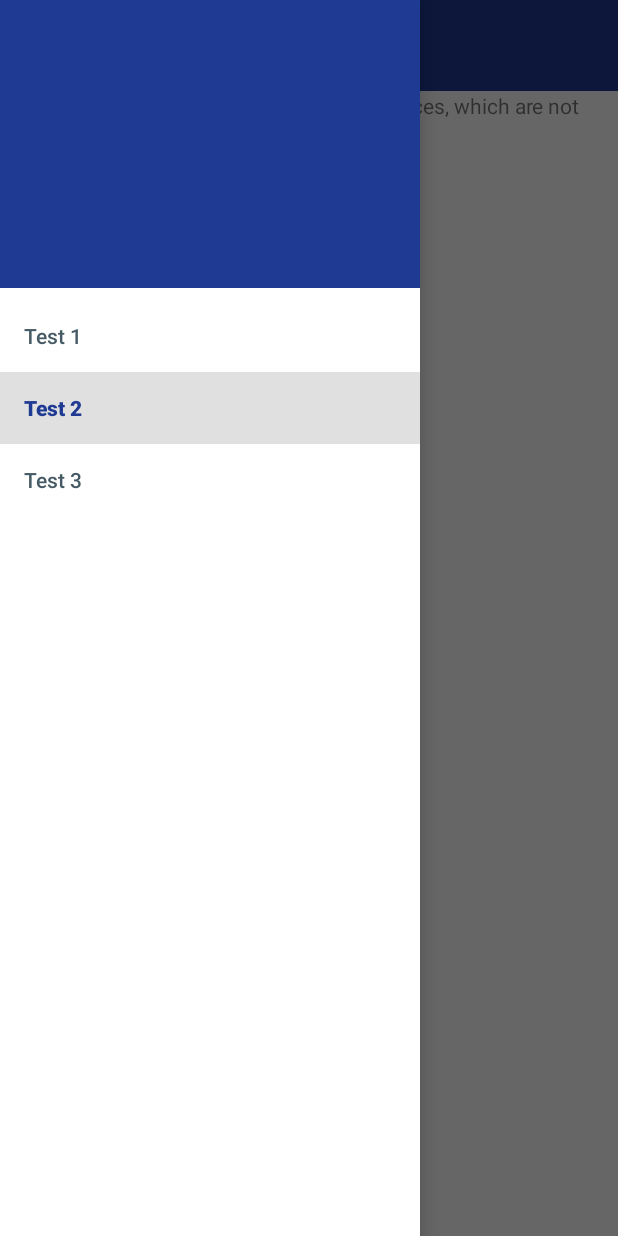
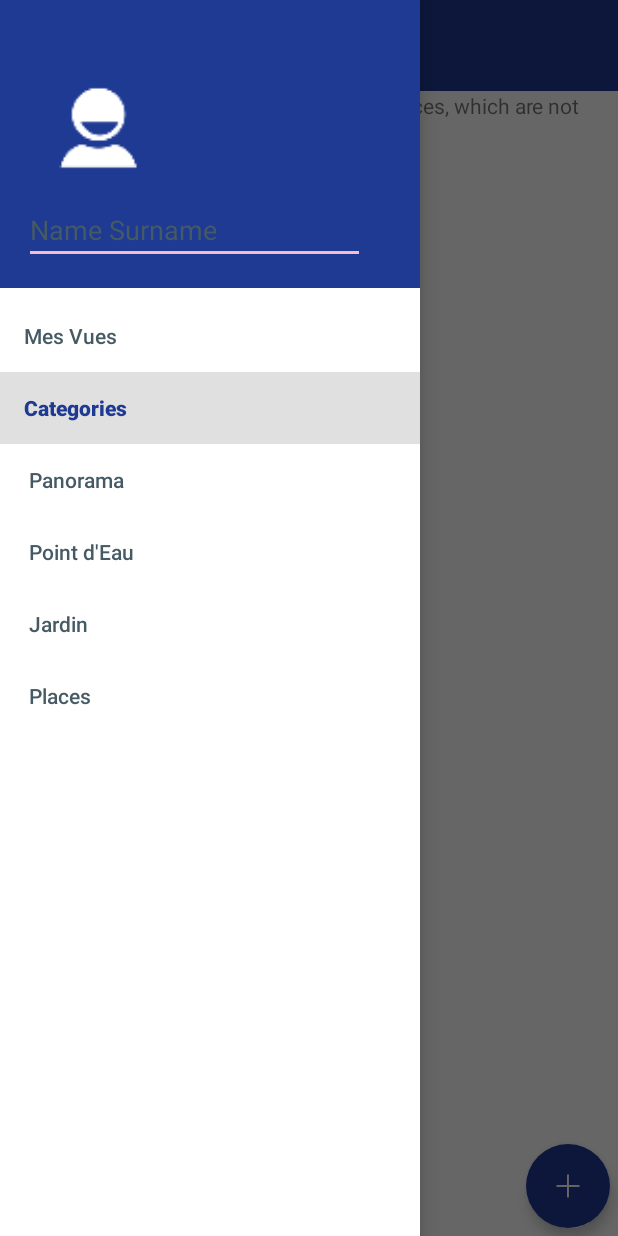
Before and after one commit to datgrog/BelleVue, an Android app: the BelleVue screen opened directly, with no data from a screen before it, with the side drawer open, on a phone screen of 412 x 824 dp. Run offline under Robolectric (Android 15) with nearby library versions, the phone set to English and light mode, and no system bars; 9 statements that could not run were skipped.

Commit message:
Try sync good files

```diff
--- a/BelleVue/src/main/AndroidManifest.xml
+++ b/BelleVue/src/main/AndroidManifest.xml
@@ -54,6 +54,10 @@
             android:name="com.bellevue.starter.BelleVue"
             android:label="@string/app_name" >
         </activity>
+        <activity
+            android:name="com.bellevue.starter.VueTemplate"
+            android:label="@string/app_name" >
+        </activity>
     </application>
 
 </manifest>
--- a/BelleVue/src/main/java/com/bellevue/starter/BelleVue.java
+++ b/BelleVue/src/main/java/com/bellevue/starter/BelleVue.java
@@ -1,6 +1,8 @@
 package com.bellevue.starter;
 
+import android.content.Intent;
 import android.os.Bundle;
+import android.support.design.widget.FloatingActionButton;
 import android.support.design.widget.NavigationView;
 import android.support.v4.view.GravityCompat;
 import android.support.v4.widget.DrawerLayout;
@@ -9,6 +11,7 @@ import android.support.v7.widget.Toolbar;
 import android.view.Menu;
 import android.view.MenuItem;
 import android.view.View;
+import android.widget.Button;
 import android.widget.ImageView;
 import android.widget.TextView;
 
@@ -23,11 +26,15 @@ public class BelleVue extends AppCompatActivity {
     private ImageView iv, hiv;
     private NavigationView nav;
     private DrawerLayout dl;
+    private FloatingActionButton addButton;
 
     @Override
     protected void onCreate(Bundle savedInstanceState) {
         super.onCreate(savedInstanceState);
         setContentView(R.layout.belle_vue);
+
+        addButton = (FloatingActionButton) findViewById(R.id.addBut);
+
 
         dl = (DrawerLayout) findViewById(R.id.drawer_layout);
         Toolbar toolbar = (Toolbar) findViewById(R.id.toolbar);
@@ -41,5 +48,17 @@ public class BelleVue extends AppCompatActivity {
 
         TextView mTitle = (TextView) toolbar.findViewById(R.id.toolbar_title);
         mTitle.setTypeface(com.bellevue.starter.CustomFontsLoader.getTypeface(this, com.bellevue.starter.CustomFontsLoader.Allura));
+
+        //for add button
+        addButton.setOnClickListener(new View.OnClickListener() {
+            @Override
+            public void onClick(View v) {
+                Intent vueTemp = new Intent(getApplicationContext(), VueTemplate.class);
+                startActivity(vueTemp);
+                finish();
+            }
+        });
+
+
     }
 }
--- a/BelleVue/src/main/java/com/bellevue/starter/MapFragment.java
+++ b/BelleVue/src/main/java/com/bellevue/starter/MapFragment.java
@@ -118,7 +118,7 @@ public class MapFragment extends SupportMapFragment implements GoogleApiClient.C
     public void onConnected(Bundle bundle) {
         mCurrentLocation = LocationServices.FusedLocationApi.getLastLocation( mGoogleApiClient );
 
-        initCamera( mCurrentLocation );
+      //  initCamera( mCurrentLocation );
     }
 
     @Override
--- a/BelleVue/src/main/res/layout/belle_vue.xml
+++ b/BelleVue/src/main/res/layout/belle_vue.xml
@@ -40,6 +40,21 @@
             android:layout_width="match_parent"
             android:layout_height="match_parent"/>
 
+        <android.support.design.widget.FloatingActionButton
+            android:id="@+id/addBut"
+            android:layout_width="64dp"
+            android:layout_height="64dp"
+            android:src="@mipmap/ic_add"
+            app:elevation="5dp"
+            app:backgroundTint="@color/pri_dark"
+            android:layout_alignParentBottom="true"
+            android:layout_alignParentEnd="true"
+            android:layout_alignParentRight="true"
+            android:layout_marginBottom="5dp"
+            android:layout_marginRight="5dp"
+            app:borderWidth="0dp"
+            />
+
     </RelativeLayout>
     <android.support.design.widget.NavigationView
         android:id="@+id/nav"
--- a/BelleVue/src/main/res/layout/header_drawer.xml
+++ b/BelleVue/src/main/res/layout/header_drawer.xml
@@ -14,9 +14,23 @@
         android:layout_height="wrap_content" />
 
     <ImageView
+        android:layout_width="wrap_content"
+        android:layout_height="wrap_content"
+        android:id="@+id/imageView" />
+
+    <ImageView
         android:id="@+id/hiv"
         android:layout_width="100dp"
         android:layout_height="100dp"
-        android:scaleType="fitCenter"/>
+        android:scaleType="fitCenter"
+        android:src="@mipmap/ic_hum"/>
+
+    <EditText
+        android:layout_width="227dp"
+        android:layout_height="wrap_content"
+        android:inputType="textPersonName"
+        android:text="Name Surname"
+        android:ems="10"
+        android:id="@+id/editText" />
 
 </LinearLayout>
--- a/BelleVue/src/main/res/menu/menu_main_test.xml
+++ b/BelleVue/src/main/res/menu/menu_main_test.xml
@@ -3,15 +3,32 @@
     xmlns:tools="http://schemas.android.com/tools"
     tools:context=".MainAct">
     <group android:checkableBehavior="single">
+
             <item
                 android:id="@+id/border"
-            android:title="Test 1"/>
+                android:title="Mes Vues"/>
             <item
                 android:id="@+id/rottie"
                 android:checked="true"
-            android:title="Test 2"/>
+                android:title="Categories" />
+
+        <group android:checkableBehavior="single">
                 <item
-            android:id="@+id/dachs"
-            android:title="Test 3"/>
+                    android:id="@+id/pan"
+                    android:checked="true"
+                    android:title=" Panorama"/>
+                <item
+                    android:id="@+id/poin"
+                    android:checked="true"
+                    android:title=" Point d'Eau"/>
+                <item
+                    android:id="@+id/jar"
+                    android:checked="true"
+                    android:title=" Jardin"/>
+                <item
+                    android:id="@+id/pla"
+                    android:checked="true"
+                    android:title=" Places"/>
+            </group>
     </group>
 </menu>
--- a/BelleVue/src/main/res/values/attrs.xml
+++ b/BelleVue/src/main/res/values/attrs.xml
@@ -1,2 +1,6 @@
 <?xml version="1.0" encoding="utf-8"?>
-<resources></resources>
+<resources>
+    <declare-styleable name="MyGallery">
+        <attr name="android:galleryItemBackground" />
+    </declare-styleable>
+</resources>
```
Also changed, not shown: BelleVue/src/main/java/com/bellevue/starter/VueTemplate.java (+28 -1 lines), BelleVue/src/main/res/layout/login_content_form.xml (+6 -2 lines), BelleVue/src/main/res/layout/sign_in.xml (+4 -5 lines), BelleVue/src/main/ic_launcher2-web.png, 331 other files. Lines whose indentation alone changed are shown as unchanged.
